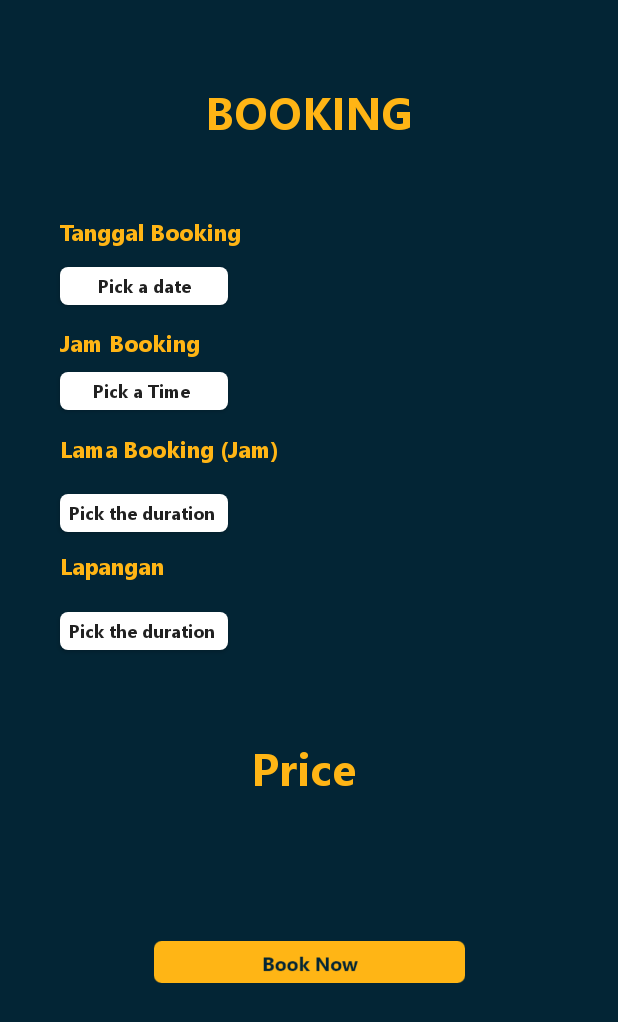
After one commit to Pradypta/FutsalBookApp, an Android app: the layout booking_layout.xml on its own in the app's theme, with its tools: preview values and no code run, on a phone screen of 412 x 824 dp. The commit adds this screen. Shown: the top 1022 px of the screen. Run offline under Robolectric (Android 15) with nearby library versions, the phone set to English and light mode, and no system bars.

Commit message:
adding booking and book_success layout

```diff
--- a/app/build.gradle
+++ b/app/build.gradle
@@ -50,6 +50,7 @@ dependencies {
     implementation 'com.github.smarteist:autoimageslider:1.3.2'
     implementation 'com.github.smarteist:autoimageslider:1.3.2-appcompat'
 
+    implementation 'com.google.firebase:firebase-database:16.0.4'
     testImplementation 'junit:junit:4.12'
     androidTestImplementation 'androidx.test.ext:junit:1.1.1'
     androidTestImplementation 'androidx.test.espresso:espresso-core:3.2.0'
--- /dev/null
+++ b/app/src/main/java/com/example/futsalbookapp/models/User.kt
@@ -0,0 +1,5 @@
+package com.example.futsalbookapp.models
+import com.google.firebase.database.Exclude
+
+class User (val username: String ="",val email :String = "", val photo :String? = null,
+            @Exclude val uid: String="")
--- /dev/null
+++ b/app/src/main/res/drawable/btn_custom_2.xml
@@ -0,0 +1,8 @@
+<?xml version="1.0" encoding="utf-8"?>
+<shape xmlns:android="http://schemas.android.com/apk/res/android">
+    <solid
+        android:color="#ffffff"/>
+    <corners
+        android:radius="5dp"
+        />
+</shape>
--- /dev/null
+++ b/app/src/main/res/layout/booking_layout.xml
@@ -0,0 +1,193 @@
+<?xml version="1.0" encoding="utf-8"?>
+<androidx.constraintlayout.widget.ConstraintLayout
+    xmlns:android="http://schemas.android.com/apk/res/android"
+    xmlns:app="http://schemas.android.com/apk/res-auto"
+    xmlns:tools="http://schemas.android.com/tools"
+    android:orientation="vertical" android:layout_width="match_parent"
+    android:layout_height="match_parent"
+    android:background="@color/color_bg">
+
+    <TextView
+        android:id="@+id/textView15"
+        android:layout_width="match_parent"
+        android:layout_height="wrap_content"
+        android:fontFamily="@font/segoeui_bold"
+        android:gravity="center"
+        android:text="BOOKING"
+        android:textColor="@color/color_bg_2"
+        android:textSize="30dp"
+        app:layout_constraintBottom_toBottomOf="parent"
+        app:layout_constraintEnd_toEndOf="parent"
+        app:layout_constraintHorizontal_bias="0.0"
+        app:layout_constraintStart_toStartOf="parent"
+        app:layout_constraintTop_toTopOf="parent"
+        app:layout_constraintVertical_bias="0.069">
+
+    </TextView>
+
+    <TextView
+        android:id="@+id/textView16"
+        android:layout_width="match_parent"
+        android:layout_height="wrap_content"
+        android:layout_marginLeft="40dp"
+        android:fontFamily="@font/segoeui_bold"
+        android:text="Tanggal Booking"
+        android:textColor="@color/color_bg_2"
+        android:textSize="15dp"
+        app:layout_constraintBottom_toBottomOf="parent"
+        app:layout_constraintEnd_toEndOf="parent"
+        app:layout_constraintHorizontal_bias="0.0"
+        app:layout_constraintStart_toStartOf="parent"
+        app:layout_constraintTop_toBottomOf="@+id/textView15"
+        app:layout_constraintVertical_bias="0.069">
+
+    </TextView>
+
+    <Button
+        android:id="@+id/btn_date"
+        android:layout_width="112dp"
+        android:layout_height="25dp"
+        android:background="@drawable/btn_custom_2"
+        android:fontFamily="@font/segoeui_bold"
+        android:text="Pick a date"
+        android:textAllCaps="false"
+        android:textSize="12dp"
+        app:layout_constraintBottom_toBottomOf="parent"
+        app:layout_constraintEnd_toEndOf="parent"
+        app:layout_constraintHorizontal_bias="0.133"
+        app:layout_constraintStart_toStartOf="parent"
+        app:layout_constraintTop_toBottomOf="@+id/textView16"
+        app:layout_constraintVertical_bias="0.02" />
+
+    <TextView
+        android:id="@+id/textView17"
+        android:layout_width="match_parent"
+        android:layout_height="wrap_content"
+        android:layout_marginLeft="40dp"
+        android:fontFamily="@font/segoeui_bold"
+        android:text="Jam Booking"
+        android:textColor="@color/color_bg_2"
+        android:textSize="15dp"
+        app:layout_constraintBottom_toBottomOf="parent"
+        app:layout_constraintEnd_toEndOf="parent"
+        app:layout_constraintHorizontal_bias="1.0"
+        app:layout_constraintStart_toStartOf="parent"
+        app:layout_constraintTop_toBottomOf="@+id/btn_date"
+        app:layout_constraintVertical_bias="0.025">
+
+    </TextView>
+
+    <Button
+        android:id="@+id/btn_hour"
+        android:layout_width="112dp"
+        android:layout_height="25dp"
+        android:background="@drawable/btn_custom_2"
+        android:fontFamily="@font/segoeui_bold"
+        android:text="Pick a Time "
+        android:textAllCaps="false"
+        android:textSize="12dp"
+        app:layout_constraintBottom_toBottomOf="parent"
+        app:layout_constraintEnd_toEndOf="parent"
+        app:layout_constraintHorizontal_bias="0.133"
+        app:layout_constraintStart_toStartOf="parent"
+        app:layout_constraintTop_toBottomOf="@+id/textView17"
+        app:layout_constraintVertical_bias="0.015" />
+
+    <TextView
+        android:id="@+id/textView18"
+        android:layout_width="match_parent"
+        android:layout_height="wrap_content"
+        android:layout_marginLeft="40dp"
+        android:fontFamily="@font/segoeui_bold"
+        android:text="Lama Booking (Jam)"
+        android:textColor="@color/color_bg_2"
+        android:textSize="15dp"
+        app:layout_constraintBottom_toBottomOf="parent"
+        app:layout_constraintEnd_toEndOf="parent"
+        app:layout_constraintHorizontal_bias="1.0"
+        app:layout_constraintStart_toStartOf="parent"
+        app:layout_constraintTop_toBottomOf="@+id/btn_hour"
+        app:layout_constraintVertical_bias="0.029">
+
+    </TextView>
+
+    <Button
+        android:id="@+id/btn_lama"
+        android:layout_width="112dp"
+        android:layout_height="25dp"
+        android:background="@drawable/btn_custom_2"
+        android:fontFamily="@font/segoeui_bold"
+        android:text="Pick the duration "
+        android:textAllCaps="false"
+        android:textSize="12dp"
+        app:layout_constraintBottom_toBottomOf="parent"
+        app:layout_constraintEnd_toEndOf="parent"
+        app:layout_constraintHorizontal_bias="0.133"
+        app:layout_constraintStart_toStartOf="parent"
+        app:layout_constraintTop_toBottomOf="@+id/textView18"
+        app:layout_constraintVertical_bias="0.04" />
+
+    <TextView
+        android:id="@+id/textView19"
+        android:layout_width="match_parent"
+        android:layout_height="wrap_content"
+        android:layout_marginLeft="40dp"
+        android:layout_marginTop="12dp"
+        android:fontFamily="@font/segoeui_bold"
+        android:text="Lapangan"
+        android:textColor="@color/color_bg_2"
+        android:textSize="15dp"
+        app:layout_constraintEnd_toEndOf="parent"
+        app:layout_constraintHorizontal_bias="1.0"
+        app:layout_constraintStart_toStartOf="parent"
+        app:layout_constraintTop_toBottomOf="@+id/btn_lama">
+
+    </TextView>
+
+    <Button
+        android:id="@+id/btn_lap"
+        android:layout_width="112dp"
+        android:layout_height="25dp"
+        android:background="@drawable/btn_custom_2"
+        android:fontFamily="@font/segoeui_bold"
+        android:text="Pick the duration "
+        android:textAllCaps="false"
+        android:textSize="12dp"
+        app:layout_constraintBottom_toBottomOf="parent"
+        app:layout_constraintEnd_toEndOf="parent"
+        app:layout_constraintHorizontal_bias="0.133"
+        app:layout_constraintStart_toStartOf="parent"
+        app:layout_constraintTop_toBottomOf="@+id/textView19"
+        app:layout_constraintVertical_bias="0.048" />
+
+    <TextView
+        android:id="@+id/txt_price"
+        android:layout_width="match_parent"
+        android:layout_height="wrap_content"
+        android:fontFamily="@font/segoeui_bold"
+        android:gravity="center"
+        android:text="Price "
+        android:textColor="@color/color_bg_2"
+        android:textSize="30dp"
+        app:layout_constraintBottom_toBottomOf="parent"
+        app:layout_constraintEnd_toEndOf="parent"
+        app:layout_constraintHorizontal_bias="0.0"
+        app:layout_constraintStart_toStartOf="parent"
+        app:layout_constraintTop_toBottomOf="@+id/btn_lap"
+        app:layout_constraintVertical_bias="0.166">
+    </TextView>
+
+    <Button
+        android:id="@+id/btn_book"
+        android:layout_width="207dp"
+        android:layout_height="28dp"
+        android:background="@drawable/btn_book"
+        android:fontFamily="@font/segoeui_bold"
+        android:textAllCaps="false"
+        android:textSize="12dp"
+        app:layout_constraintBottom_toBottomOf="parent"
+        app:layout_constraintEnd_toEndOf="parent"
+        app:layout_constraintStart_toStartOf="parent"
+        app:layout_constraintTop_toTopOf="parent"
+        app:layout_constraintVertical_bias="0.788" />
+</androidx.constraintlayout.widget.ConstraintLayout>
--- /dev/null
+++ b/app/src/main/res/layout/booking_success.xml
@@ -0,0 +1,22 @@
+<?xml version="1.0" encoding="utf-8"?>
+<androidx.constraintlayout.widget.ConstraintLayout xmlns:android="http://schemas.android.com/apk/res/android"
+    xmlns:app="http://schemas.android.com/apk/res-auto"
+    android:orientation="vertical" android:layout_width="match_parent"
+    android:layout_height="match_parent"
+    android:background="@drawable/booking_success_bg">
+
+    <TextView
+        android:layout_width="93dp"
+        android:layout_height="20dp"
+        android:fontFamily="@font/segoeui"
+        android:text="back to home"
+        android:clickable="true"
+        android:textColor="@color/color_bg_2"
+        app:layout_constraintBottom_toBottomOf="parent"
+        app:layout_constraintEnd_toEndOf="parent"
+        app:layout_constraintStart_toStartOf="parent"
+        app:layout_constraintTop_toTopOf="parent"
+        app:layout_constraintVertical_bias="0.625">
+
+    </TextView>
+</androidx.constraintlayout.widget.ConstraintLayout>
--- a/app/src/main/res/layout/nav_header_main2.xml
+++ b/app/src/main/res/layout/nav_header_main2.xml
@@ -3,6 +3,8 @@
     xmlns:app="http://schemas.android.com/apk/res-auto"
     android:layout_width="match_parent"
     android:layout_height="@dimen/nav_header_height"
+    xmlns:tools="http://schemas.android.com/tools"
+    tools:context=".Home"
 
     android:gravity="bottom"
     android:orientation="vertical"
@@ -32,9 +34,8 @@
         android:id="@+id/text_logged_email"
         android:layout_width="wrap_content"
         android:layout_height="wrap_content"
-        android:textStyle="bold"
+        android:fontFamily="@font/segoeui"
         android:text="@string/nav_header_subtitle"
-        android:fontFamily="@font/segoeui"
-        />
+        android:textStyle="bold" />
 
 </LinearLayout>
--- a/app/src/main/res/layout/slider.xml
+++ /dev/null
@@ -1,33 +0,0 @@
-<?xml version="1.0" encoding="utf-8"?>
-<LinearLayout xmlns:android="http://schemas.android.com/apk/res/android"
-    android:orientation="vertical"
-    android:layout_width="match_parent"
-    android:layout_height="match_parent"
-    xmlns:app="http://schemas.android.com/apk/res-auto">
-    <androidx.cardview.widget.CardView
-        app:cardCornerRadius="6dp"
-        android:layout_margin="16dp"
-        android:layout_width="match_parent"
-        android:layout_height="wrap_content">
-
-        <com.smarteist.autoimageslider.SliderView
-            android:id="@+id/imageSlider"
-            android:layout_width="match_parent"
-            android:layout_height="300dp"
-            app:sliderAnimationDuration="600"
-            app:sliderAutoCycleDirection="back_and_forth"
-            app:sliderAutoCycleEnabled="true"
-            app:sliderCircularHandlerEnabled="true"
-            app:sliderIndicatorAnimationDuration="600"
-            app:sliderIndicatorGravity="center_horizontal|bottom"
-            app:sliderIndicatorMargin="15dp"
-            app:sliderIndicatorOrientation="horizontal"
-            app:sliderIndicatorPadding="3dp"
-            app:sliderIndicatorRadius="2dp"
-            app:sliderIndicatorSelectedColor="#5A5A5A"
-            app:sliderIndicatorUnselectedColor="#FFF"
-            app:sliderScrollTimeInSec="1"
-            app:sliderStartAutoCycle="true" />
-
-    </androidx.cardview.widget.CardView>
-</LinearLayout>
```
Also changed, not shown: app/src/main/res/drawable-v24/booking_success_bg.png (added), app/src/main/res/drawable-v24/btn_book.png (added).
